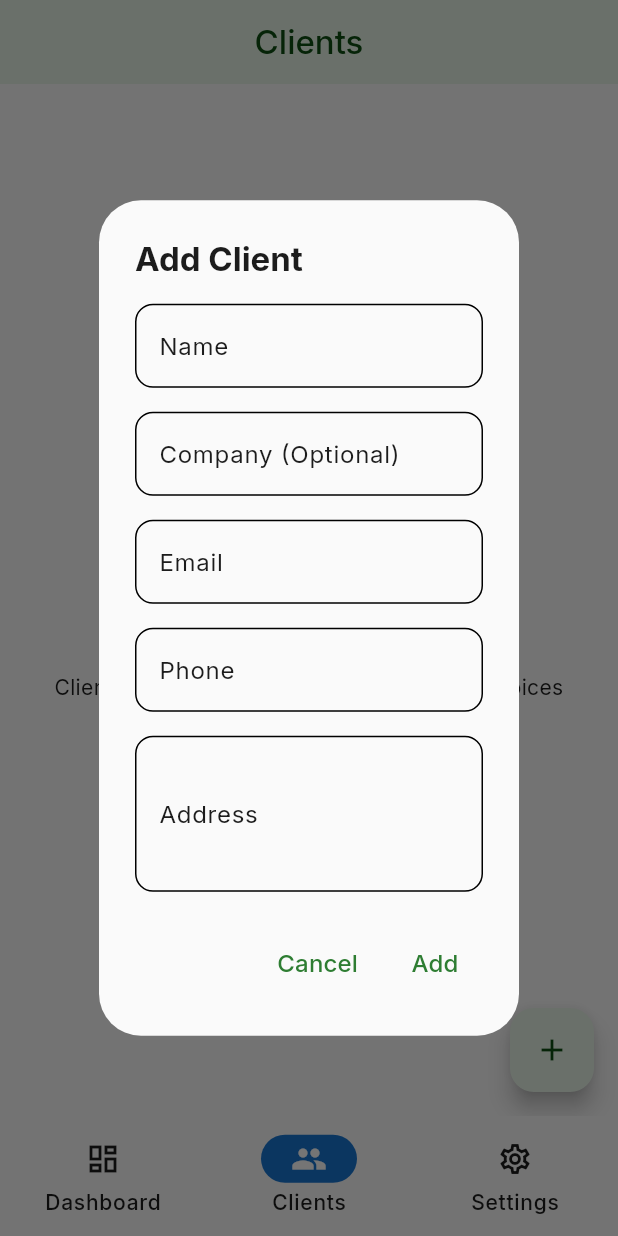
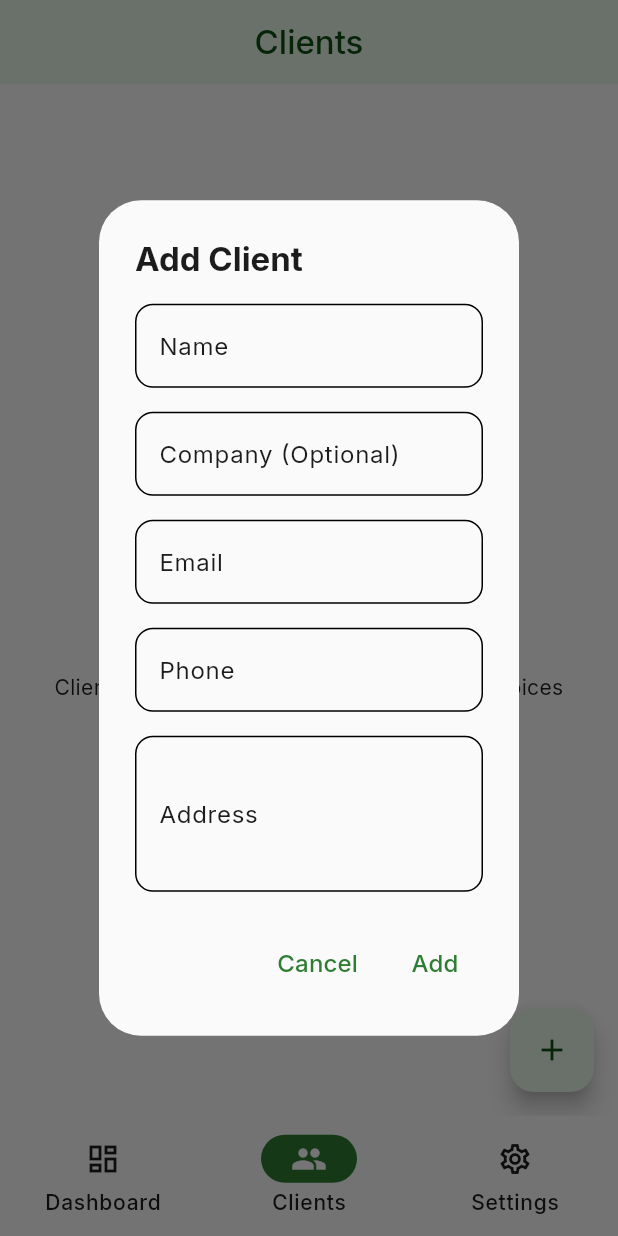
Before and after one commit to Ninad0109/ShadeInvoice, a Flutter app: the screen it shows after launch, item 2 of the bottom bar chosen, after a tap on the "add" icon, on a phone screen of 412 x 824 dp. Run offline on Flutter 3.47's test engine with Material 3 defaults, Android fonts, the phone set to English and light mode, and no system bars; our stand-ins replace google_fonts, pdf, shared_preferences.

Commit message:
added android app icon, fixed the navbar highlight issue in lightTheme

```diff
--- a/lib/main.dart
+++ b/lib/main.dart
@@ -1,8 +1,8 @@
 import 'package:flutter/material.dart';
 import 'package:provider/provider.dart';
-import 'package:billsnap/theme.dart';
-import 'package:billsnap/services/invoice_service.dart';
-import 'package:billsnap/screens/home_screen.dart';
+import 'package:shadeinvoice/theme.dart';
+import 'package:shadeinvoice/services/invoice_service.dart';
+import 'package:shadeinvoice/screens/home_screen.dart';
 
 void main() {
   runApp(const MyApp());
--- a/lib/models/invoice_model.dart
+++ b/lib/models/invoice_model.dart
@@ -1,5 +1,5 @@
-import 'package:billsnap/models/client_model.dart';
-import 'package:billsnap/models/invoice_item_model.dart';
+import 'package:shadeinvoice/models/client_model.dart';
+import 'package:shadeinvoice/models/invoice_item_model.dart';
 
 enum InvoiceStatus { draft, sent, paid, overdue }
 
--- a/lib/screens/client_management_screen.dart
+++ b/lib/screens/client_management_screen.dart
@@ -1,8 +1,8 @@
 import 'package:flutter/material.dart';
 import 'package:provider/provider.dart';
-import 'package:billsnap/models/client_model.dart';
-import 'package:billsnap/services/invoice_service.dart';
-import 'package:billsnap/widgets/client_card.dart';
+import 'package:shadeinvoice/models/client_model.dart';
+import 'package:shadeinvoice/services/invoice_service.dart';
+import 'package:shadeinvoice/widgets/client_card.dart';
 
 class ClientManagementScreen extends StatefulWidget {
   const ClientManagementScreen({super.key});
--- a/lib/screens/home_screen.dart
+++ b/lib/screens/home_screen.dart
@@ -1,13 +1,13 @@
 import 'package:flutter/material.dart';
 import 'package:provider/provider.dart';
 import 'package:intl/intl.dart';
-import 'package:billsnap/models/invoice_model.dart';
-import 'package:billsnap/services/invoice_service.dart';
-import 'package:billsnap/screens/create_invoice_screen.dart';
-import 'package:billsnap/screens/invoice_preview_screen.dart';
-import 'package:billsnap/screens/client_management_screen.dart';
-import 'package:billsnap/screens/settings_screen.dart';
-import 'package:billsnap/widgets/invoice_card.dart';
+import 'package:shadeinvoice/models/invoice_model.dart';
+import 'package:shadeinvoice/services/invoice_service.dart';
+import 'package:shadeinvoice/screens/create_invoice_screen.dart';
+import 'package:shadeinvoice/screens/invoice_preview_screen.dart';
+import 'package:shadeinvoice/screens/client_management_screen.dart';
+import 'package:shadeinvoice/screens/settings_screen.dart';
+import 'package:shadeinvoice/widgets/invoice_card.dart';
 
 class HomeScreen extends StatefulWidget {
   const HomeScreen({super.key});
@@ -81,7 +81,7 @@ class DashboardTab extends StatelessWidget {
   Widget build(BuildContext context) {
     return Scaffold(
       appBar: AppBar(
-        title: const Text("BillSnap"),
+        title: const Text("ShadeInvoice"),
         centerTitle: true,
       ),
       body: Consumer<InvoiceService>(
--- a/lib/screens/invoice_preview_screen.dart
+++ b/lib/screens/invoice_preview_screen.dart
@@ -2,9 +2,9 @@ import 'package:flutter/material.dart';
 import 'package:flutter/services.dart';
 import 'package:intl/intl.dart';
 import 'package:provider/provider.dart';
-import 'package:billsnap/models/invoice_model.dart';
-import 'package:billsnap/services/invoice_service.dart';
-import 'package:billsnap/services/export_service.dart';
+import 'package:shadeinvoice/models/invoice_model.dart';
+import 'package:shadeinvoice/services/invoice_service.dart';
+import 'package:shadeinvoice/services/export_service.dart';
 
 class InvoicePreviewScreen extends StatelessWidget {
   final Invoice invoice;
--- a/lib/screens/settings_screen.dart
+++ b/lib/screens/settings_screen.dart
@@ -1,8 +1,8 @@
 import 'package:flutter/material.dart';
 import 'package:provider/provider.dart';
-import 'package:billsnap/services/invoice_service.dart';
-import 'package:billsnap/services/sample_data_service.dart';
-import 'package:billsnap/models/invoice_model.dart';
+import 'package:shadeinvoice/services/invoice_service.dart';
+import 'package:shadeinvoice/services/sample_data_service.dart';
+import 'package:shadeinvoice/models/invoice_model.dart';
 
 class SettingsScreen extends StatefulWidget {
   const SettingsScreen({super.key});
--- a/lib/services/export_service.dart
+++ b/lib/services/export_service.dart
@@ -1,7 +1,7 @@
 import 'package:pdf/pdf.dart';
 import 'package:pdf/widgets.dart' as pw;
 import 'package:intl/intl.dart';
-import 'package:billsnap/models/invoice_model.dart';
+import 'package:shadeinvoice/models/invoice_model.dart';
 
 class ExportService {
   static String generateTextInvoice(Invoice invoice) {
--- a/lib/services/invoice_service.dart
+++ b/lib/services/invoice_service.dart
@@ -1,7 +1,7 @@
 import 'package:flutter/foundation.dart';
-import 'package:billsnap/models/invoice_model.dart';
-import 'package:billsnap/models/client_model.dart';
-import 'package:billsnap/services/local_storage_service.dart';
+import 'package:shadeinvoice/models/invoice_model.dart';
+import 'package:shadeinvoice/models/client_model.dart';
+import 'package:shadeinvoice/services/local_storage_service.dart';
 
 class InvoiceService extends ChangeNotifier {
   List<Invoice> _invoices = [];
--- a/lib/services/local_storage_service.dart
+++ b/lib/services/local_storage_service.dart
@@ -1,7 +1,7 @@
 import 'dart:convert';
 import 'package:shared_preferences/shared_preferences.dart';
-import 'package:billsnap/models/invoice_model.dart';
-import 'package:billsnap/models/client_model.dart';
+import 'package:shadeinvoice/models/invoice_model.dart';
+import 'package:shadeinvoice/models/client_model.dart';
 
 class LocalStorageService {
   static const String _invoicesKey = 'invoices';
--- a/lib/theme.dart
+++ b/lib/theme.dart
@@ -179,6 +179,11 @@ ThemeData get lightTheme => ThemeData(
       fontWeight: FontWeight.normal,
     ),
   ),
+    navigationBarTheme: NavigationBarThemeData(
+        indicatorColor: Color(0xFF2E7D32),
+        backgroundColor: LightModeColors.lightSurface, // Example background for the bar
+
+    )
 );
 
 ThemeData get darkTheme => ThemeData(
--- a/lib/widgets/client_card.dart
+++ b/lib/widgets/client_card.dart
@@ -1,6 +1,6 @@
 import 'package:flutter/material.dart';
 import 'package:intl/intl.dart';
-import 'package:billsnap/models/client_model.dart';
+import 'package:shadeinvoice/models/client_model.dart';
 
 class ClientCard extends StatelessWidget {
   final Client client;
--- a/lib/widgets/invoice_card.dart
+++ b/lib/widgets/invoice_card.dart
@@ -1,6 +1,6 @@
 import 'package:flutter/material.dart';
 import 'package:intl/intl.dart';
-import 'package:billsnap/models/invoice_model.dart';
+import 'package:shadeinvoice/models/invoice_model.dart';
 
 class InvoiceCard extends StatelessWidget {
   final Invoice invoice;
```
Also changed, not shown: lib/screens/create_invoice_screen.dart (+5 -5 lines), lib/services/sample_data_service.dart (+4 -4 lines), pubspec.yaml (+8 -1 lines), assets/icon/app_icon.png (added), assets/icon/full_modified.png (added), assets/icon/modified.png (added), pubspec.lock, 43 other files.
